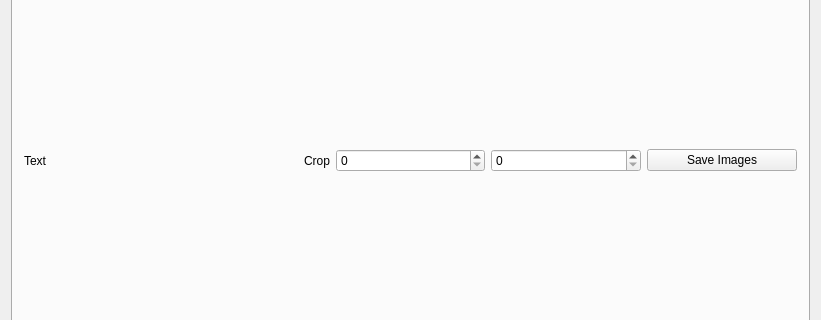
Old version of the form apps/livestitching/mainwindow.ui in the repository blahgeek/OpenCV-octVR; both pictures show x 0 to 821 and y 147 to 467 of the 821 by 616 pixel window.
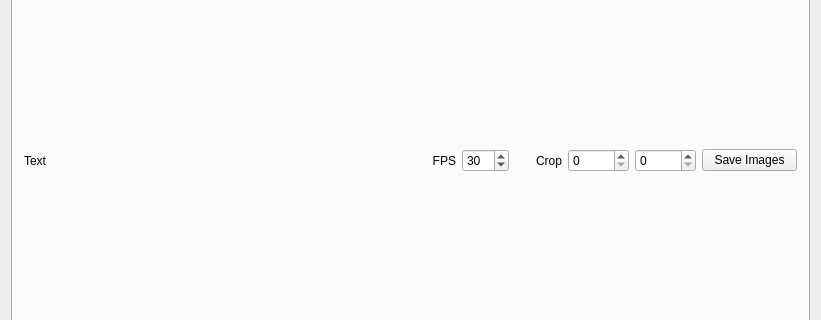
New version of the form.

Commit message: add fps spin box for OwlLive

```diff
--- a/apps/livestitching/mainwindow.ui
+++ b/apps/livestitching/mainwindow.ui
@@ -43,18 +43,14 @@
         <string>Inputs</string>
        </attribute>
        <layout class="QGridLayout" name="gridLayout_2">
-        <item row="0" column="0" colspan="5">
-         <layout class="QGridLayout" name="inputs_grid"/>
-        </item>
-        <item row="1" column="0">
-         <widget class="QLabel" name="inputs_info">
-          <property name="text">
-           <string>Text</string>
-          </property>
-         </widget>
-        </item>
-        <item row="1" column="1">
+        <item row="1" column="3">
          <widget class="QLabel" name="label_6">
+          <property name="sizePolicy">
+           <sizepolicy hsizetype="Preferred" vsizetype="Preferred">
+            <horstretch>5</horstretch>
+            <verstretch>0</verstretch>
+           </sizepolicy>
+          </property>
           <property name="text">
            <string>Crop</string>
           </property>
@@ -63,27 +59,96 @@
           </property>
          </widget>
         </item>
-        <item row="1" column="2">
+        <item row="1" column="4">
          <widget class="QSpinBox" name="inputs_crop_x">
+          <property name="sizePolicy">
+           <sizepolicy hsizetype="Minimum" vsizetype="Fixed">
+            <horstretch>5</horstretch>
+            <verstretch>0</verstretch>
+           </sizepolicy>
+          </property>
           <property name="maximum">
            <number>10000</number>
           </property>
          </widget>
         </item>
-        <item row="1" column="3">
+        <item row="1" column="5">
          <widget class="QSpinBox" name="inputs_crop_w">
+          <property name="sizePolicy">
+           <sizepolicy hsizetype="Minimum" vsizetype="Fixed">
+            <horstretch>5</horstretch>
+            <verstretch>0</verstretch>
+           </sizepolicy>
+          </property>
           <property name="maximum">
            <number>10000</number>
           </property>
          </widget>
         </item>
-        <item row="1" column="4">
+        <item row="1" column="6">
          <widget class="QPushButton" name="inputs_action_save">
+          <property name="sizePolicy">
+           <sizepolicy hsizetype="Minimum" vsizetype="Fixed">
+            <horstretch>10</horstretch>
+            <verstretch>0</verstretch>
+           </sizepolicy>
+          </property>
           <property name="text">
            <string>Save Images</string>
           </property>
          </widget>
         </item>
+        <item row="1" column="0">
+         <widget class="QLabel" name="inputs_info">
+          <property name="sizePolicy">
+           <sizepolicy hsizetype="Preferred" vsizetype="Preferred">
+            <horstretch>40</horstretch>
+            <verstretch>0</verstretch>
+           </sizepolicy>
+          </property>
+          <property name="text">
+           <string>Text</string>
+          </property>
+         </widget>
+        </item>
+        <item row="0" column="0" colspan="7">
+         <layout class="QGridLayout" name="inputs_grid"/>
+        </item>
+        <item row="1" column="2">
+         <widget class="QSpinBox" name="inputs_fps">
+          <property name="sizePolicy">
+           <sizepolicy hsizetype="Minimum" vsizetype="Fixed">
+            <horstretch>5</horstretch>
+            <verstretch>0</verstretch>
+           </sizepolicy>
+          </property>
+          <property name="minimum">
+           <number>1</number>
+          </property>
+          <property name="maximum">
+           <number>60</number>
+          </property>
+          <property name="value">
+           <number>30</number>
+          </property>
+         </widget>
+        </item>
+        <item row="1" column="1">
+         <widget class="QLabel" name="label_15">
+          <property name="sizePolicy">
+           <sizepolicy hsizetype="Preferred" vsizetype="Preferred">
+            <horstretch>5</horstretch>
+            <verstretch>0</verstretch>
+           </sizepolicy>
+          </property>
+          <property name="text">
+           <string>FPS</string>
+          </property>
+          <property name="alignment">
+           <set>Qt::AlignRight|Qt::AlignTrailing|Qt::AlignVCenter</set>
+          </property>
+         </widget>
+        </item>
        </layout>
       </widget>
       <widget class="QWidget" name="tab_2">
```
The commit also changes 3 other files.
